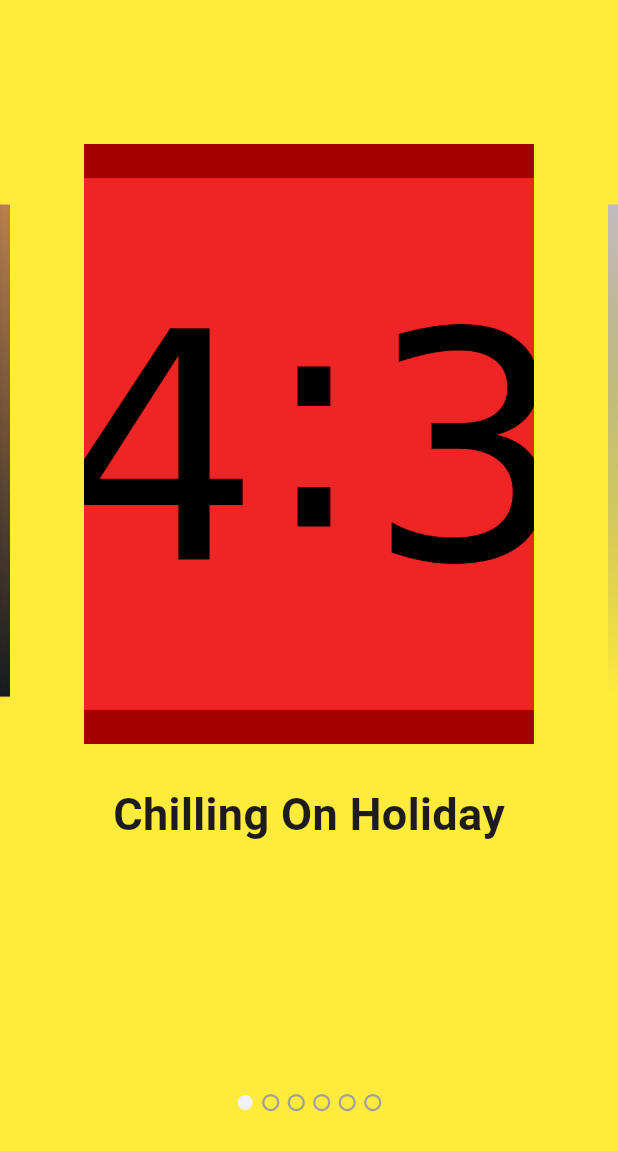
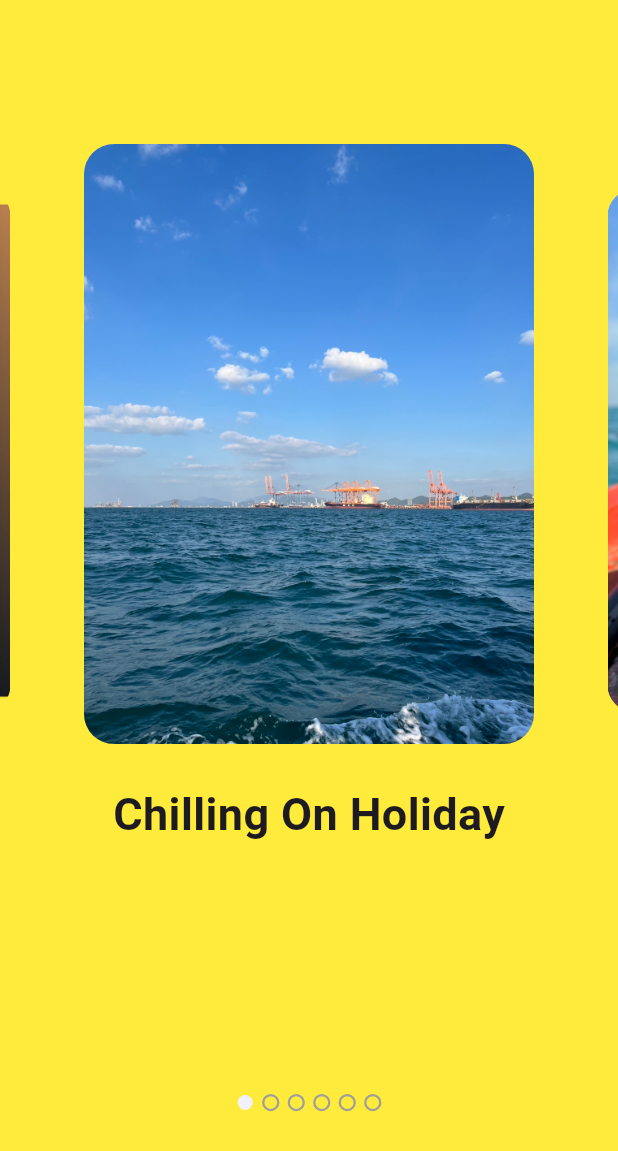
Before and after one commit to pondforwork/flutter_diaries, a Flutter app: the screen it shows after launch, on a phone screen of 412 x 824 dp. Shown: the top 1151 px of the screen. Run offline on Flutter 3.47's test engine with Material 2 defaults, Android fonts, the phone set to English and light mode, and no system bars; drawn by our look-alikes of carousel_slider, smooth_page_indicator.

Commit message:
Adjust Image size on Reading Screen

```diff
--- a/lib/main.dart
+++ b/lib/main.dart
@@ -38,12 +38,36 @@ class MyHomePage extends StatefulWidget {
 
 class _MyHomePageState extends State<MyHomePage> {
   final myItems = [
-    {'image': 'assets/images/image01.png', 'text': 'Chilling On Holiday', 'textDetail': 'lorem20'},
-    {'image': 'assets/images/image02.png', 'text': 'Text 2'},
-    {'image': 'assets/images/image03.png', 'text': 'Text 3'},
-    {'image': 'assets/images/image04.png', 'text': 'Text 4'},
-    {'image': 'assets/images/image05.png', 'text': 'Text 5'},
-    {'image': 'assets/images/image06.png', 'text': 'Text 6'},
+    {
+      'image': 'assets/images/image01.jpg',
+      'text': 'Chilling On Holiday',
+      'textDetail': 'lorem20'
+    },
+    {
+      'image': 'assets/images/image02.jpg',
+      'text': 'Text 2',
+      'textDetail': 'lorem20'
+    },
+    {
+      'image': 'assets/images/image03.jpg',
+      'text': 'Text 3',
+      'textDetail': 'lorem20'
+    },
+    {
+      'image': 'assets/images/image04.png',
+      'text': 'Text 4',
+      'textDetail': 'lorem20'
+    },
+    {
+      'image': 'assets/images/image05.png',
+      'text': 'Text 5',
+      'textDetail': 'lorem20'
+    },
+    {
+      'image': 'assets/images/image06.png',
+      'text': 'Text 6',
+      'textDetail': 'lorem20'
+    },
   ];
 
   int myCurrentIndex = 0;
@@ -88,12 +112,17 @@ class _MyHomePageState extends State<MyHomePage> {
                     child: Column(
                       mainAxisAlignment: MainAxisAlignment.center,
                       children: [
-                        Image.asset(
-                          item['image'] ?? '',
-                          width: 300,
-                          height: 400,
-                          fit: BoxFit
-                              .cover, // Use BoxFit.cover to maintain aspect ratio
+                        ClipRRect(
+                          borderRadius: BorderRadius.circular(
+                              20.0), // Set your desired border radius
+
+                          child: Image.asset(
+                            item['image'] ?? '',
+                            width: 300,
+                            height: 400,
+                            fit: BoxFit
+                                .cover, // Use BoxFit.cover to maintain aspect ratio
+                          ),
                         ), // Use null-aware operator
                         const SizedBox(
                             height:
--- a/lib/screens/reading.dart
+++ b/lib/screens/reading.dart
@@ -10,7 +10,7 @@ class FormScreen extends StatelessWidget {
     return Scaffold(
       backgroundColor: Colors.green,
       appBar: AppBar(
-        title: const Text("Test"),
+        title: Text(imageData['text']),
       ),
       body: Container(
         child: Center(
@@ -18,20 +18,20 @@ class FormScreen extends StatelessWidget {
           children: [
             Card(
               child: Container(
-                height: 350.0,
-                width: 500,
+                height: 420.0,
+                width: 320,
                 child: Column(
                   mainAxisAlignment: MainAxisAlignment.center,
                   crossAxisAlignment: CrossAxisAlignment.center,
                   children: [
-                    const SizedBox(
-                      height: 10,
-                    ),
+                    // const SizedBox(
+                    //   height: 10,
+                    // ),
                     Center(
                       child: Image.asset(
                         imageData['image'],
-                        width: 400,
-                        height: 300,
+                        width: 300,
+                        height: 400,
                         fit: BoxFit.cover,
                       ),
                       // child: Image.asset('image01.png')
```
Also changed, not shown: assets/images/S__9838598_0.jpg (added), assets/images/image01.jpg (added), assets/images/image01.png (deleted), assets/images/image02.jpg (added), assets/images/image02.png (deleted), assets/images/image03.jpg (added), assets/images/image03.png (deleted), 1 other file.
